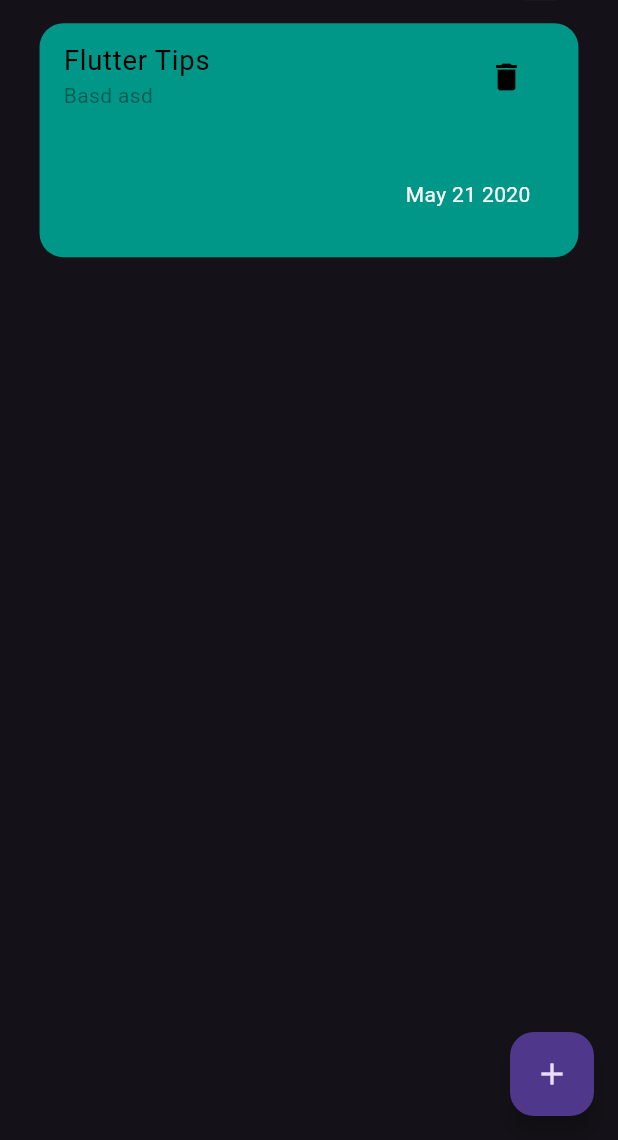
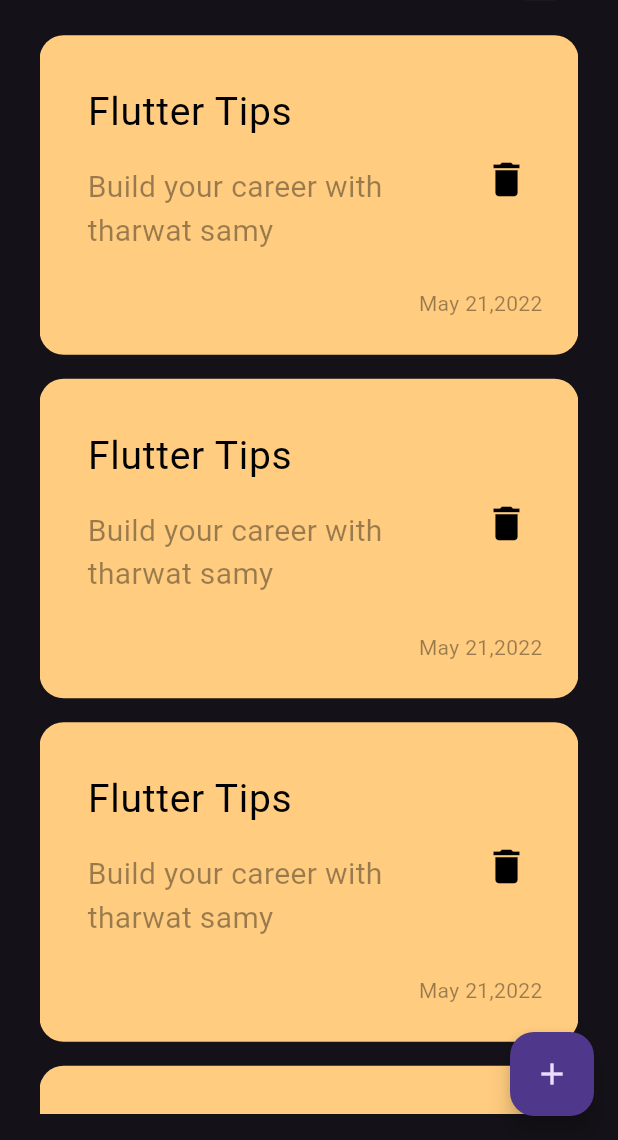
Before and after one commit to Elnahas/notes_app, a Flutter app: the screen it shows after launch, on a phone screen of 412 x 824 dp, the part 96-1236 px from its top. Run offline on Flutter 3.47's test engine with Material 3 defaults, Android fonts, the phone set to English and light mode, and no system bars; our stand-ins replace flutter_screenutil.

Commit message:
- Create Notes list view

```diff
--- a/lib/features/notes/ui/widgets/home_screen.dart
+++ b/lib/features/notes/ui/widgets/home_screen.dart
@@ -4,6 +4,7 @@ import 'package:notes_app/core/helpers/spacing.dart';
 import 'package:notes_app/core/theming/styles.dart';
 import 'package:notes_app/features/notes/ui/widgets/custom_app_bar.dart';
 import 'package:notes_app/features/notes/ui/widgets/note_item.dart';
+import 'package:notes_app/features/notes/ui/widgets/notes_list_view.dart';
 
 class NotesScreen extends StatelessWidget {
   const NotesScreen({super.key});
@@ -20,7 +21,9 @@ class NotesScreen extends StatelessWidget {
             children: [
               const CustomAppBar(),
               verticalSpace(15),
-              NoteItems()
+              Expanded(
+                child: NotesListView(),
+              )
             ],
           ),
         ),
--- a/lib/features/notes/ui/widgets/note_item.dart
+++ b/lib/features/notes/ui/widgets/note_item.dart
@@ -8,33 +8,49 @@ class NoteItems extends StatelessWidget {
 
   @override
   Widget build(BuildContext context) {
-    return Container(
+    return  Container(
       decoration: BoxDecoration(
-          borderRadius: BorderRadius.circular(16),
-          color: Colors.teal),
+        color: const Color(0xffFFCC80),
+        borderRadius: BorderRadius.circular(16),
+      ),
+      padding: const EdgeInsets.only(left: 16, top: 24, bottom: 24),
       child: Column(
         crossAxisAlignment: CrossAxisAlignment.end,
         children: [
           ListTile(
-            title: Text(
-              "Flutter Tips",
-              style: TextStyle(color: Colors.black , fontSize: 18.sp),
+            title: const Text(
+              'Flutter Tips',
+              style: TextStyle(
+                fontSize: 26,
+                color: Colors.black,
+              ),
             ),
-            subtitle: Text("Basd asd",
-                style: TextStyle(color: Colors.black.withOpacity(0.4))),
+            subtitle: Padding(
+              padding: const EdgeInsets.symmetric(vertical: 16),
+              child: Text(
+                'Build your career with tharwat samy',
+                style: TextStyle(
+                  fontSize: 20,
+                  color: Colors.black.withOpacity(.4),
+                ),
+              ),
+            ),
             trailing: IconButton(
-                onPressed: () {},
-                icon: Icon(
-                  Icons.delete,
-                  color: Colors.black,
-                )),
+              onPressed: () {},
+              icon: const Icon(
+                Icons.delete,
+                color: Colors.black,
+                size: 30,
+              ),
+            ),
           ),
           Padding(
-            padding: const EdgeInsets.all(32),
+            padding: const EdgeInsets.symmetric(horizontal: 24),
             child: Text(
-
-              "May 21 2020",
-              style: TextStyle(color: Colors.white ),
+              'May 21,2022',
+              style: TextStyle(
+                color: Colors.black.withOpacity(.4),
+              ),
             ),
           )
         ],
--- /dev/null
+++ b/lib/features/notes/ui/widgets/notes_list_view.dart
@@ -0,0 +1,16 @@
+import 'package:flutter/material.dart';
+import 'package:notes_app/features/notes/ui/widgets/note_item.dart';
+
+class NotesListView extends StatelessWidget {
+  const NotesListView({super.key});
+
+  @override
+  Widget build(BuildContext context) {
+    return  ListView.builder(
+                  itemCount: 5,
+                  itemBuilder: (context, position) {
+                    return Padding(padding: EdgeInsets.symmetric(vertical: 8), child: NoteItems());
+                  },
+                );
+  }
+}
```
